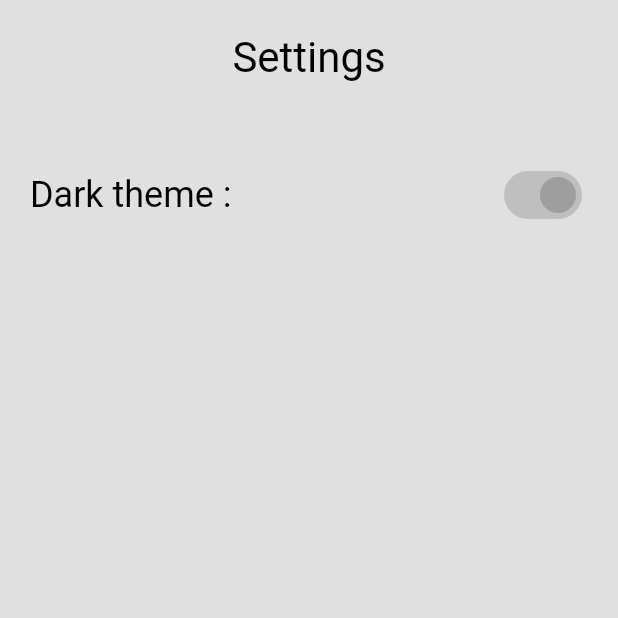
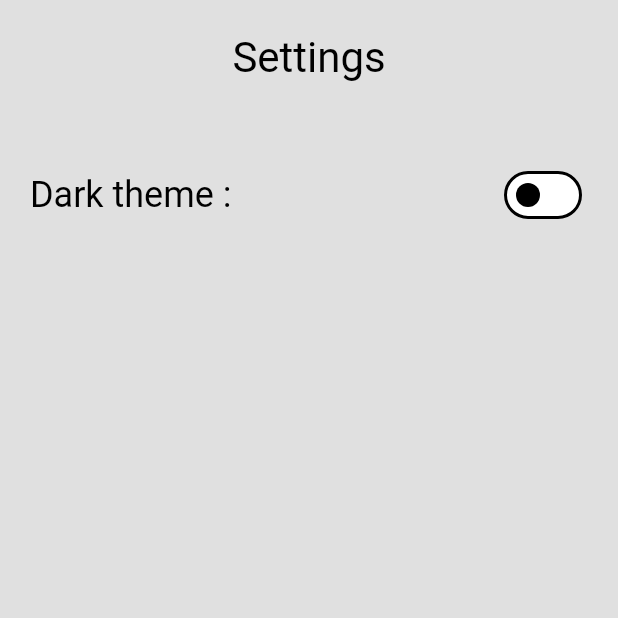
Before and after one commit to anishh2003/music_player_bloc, a Flutter app: the screen it shows after launch, in the side drawer, after a tap on "Settings", on a phone screen of 412 x 824 dp, the top half of it. Run offline on Flutter 3.47's test engine with Material 3 defaults, Android fonts, the phone set to English and light mode, and no system bars; our stand-ins replace bloc, flutter_bloc.

Commit message:
The theme is changed with Cubit

```diff
--- /dev/null
+++ b/lib/cubit/theme_cubit.dart
@@ -0,0 +1,12 @@
+import 'package:bloc/bloc.dart';
+import 'package:meta/meta.dart';
+
+part 'theme_state.dart';
+
+class ThemeCubit extends Cubit<bool> {
+  ThemeCubit() : super(false);
+
+  void changeTheme() {
+    emit(!state);
+  }
+}
--- /dev/null
+++ b/lib/cubit/theme_state.dart
@@ -0,0 +1,6 @@
+part of 'theme_cubit.dart';
+
+@immutable
+sealed class ThemeState {}
+
+final class ThemeInitial extends ThemeState {}
--- a/lib/main.dart
+++ b/lib/main.dart
@@ -1,4 +1,6 @@
 import 'package:flutter/material.dart';
+import 'package:flutter_bloc/flutter_bloc.dart';
+import 'package:music_player/cubit/theme_cubit.dart';
 import 'package:music_player/song_page.dart';
 import 'package:music_player/theme/dart_theme.dart';
 import 'package:music_player/theme/light_theme.dart';
@@ -12,11 +14,19 @@ class MyApp extends StatelessWidget {
 
   @override
   Widget build(BuildContext context) {
-    return MaterialApp(
-      theme: lighTheme,
-      darkTheme: darkTheme,
-      debugShowCheckedModeBanner: false,
-      home: const SongPage(),
+    return BlocProvider(
+      create: (context) => ThemeCubit(),
+      child: BlocBuilder<ThemeCubit, bool>(
+        builder: (context, state) {
+          return MaterialApp(
+            theme: lighTheme,
+            darkTheme: darkTheme,
+            themeMode: state == false ? ThemeMode.light : ThemeMode.dark,
+            debugShowCheckedModeBanner: false,
+            home: const SongPage(),
+          );
+        },
+      ),
     );
   }
 }
--- a/lib/neu_box.dart
+++ b/lib/neu_box.dart
@@ -1,4 +1,6 @@
 import 'package:flutter/material.dart';
+import 'package:flutter_bloc/flutter_bloc.dart';
+import 'package:music_player/cubit/theme_cubit.dart';
 
 class NeuBox extends StatelessWidget {
   final Widget? child;
@@ -6,6 +8,8 @@ class NeuBox extends StatelessWidget {
 
   @override
   Widget build(BuildContext context) {
+    return BlocBuilder<ThemeCubit, bool>(
+      builder: (context, state) {
         return Container(
           padding: const EdgeInsets.all(8),
           decoration: BoxDecoration(
@@ -14,20 +18,24 @@ class NeuBox extends StatelessWidget {
             boxShadow: [
               // darker shadow on the bottom right
               BoxShadow(
-            color: Theme.of(context).colorScheme.primary,
+                color: state == false
+                    ? Colors.black
+                    : Theme.of(context).colorScheme.secondary,
                 blurRadius: 15,
-            offset: const Offset(5, 5),
+                offset: const Offset(4, 4),
               ),
 
               // lighter shadow on the top left
-          const BoxShadow(
-            color: Colors.white,
+              BoxShadow(
+                color: state == false ? Colors.white : Colors.black,
                 blurRadius: 15,
-            offset: Offset(-5, -5),
+                offset: const Offset(-4, -4),
               ),
             ],
           ),
           child: Center(child: child),
         );
+      },
+    );
   }
 }
--- a/lib/screens/settings_page.dart
+++ b/lib/screens/settings_page.dart
@@ -1,4 +1,6 @@
 import 'package:flutter/material.dart';
+import 'package:flutter_bloc/flutter_bloc.dart';
+import 'package:music_player/cubit/theme_cubit.dart';
 
 class SettingsPage extends StatefulWidget {
   const SettingsPage({super.key});
@@ -10,8 +12,7 @@ class SettingsPage extends StatefulWidget {
 class _SettingsPageState extends State<SettingsPage> {
   @override
   Widget build(BuildContext context) {
-    // var darkThemetoggleValue = ref.watch(usersSettingsProvider);
-    // var darkTheme = ref.watch(darkThemeProvider);
+    var darkThemeCubit = BlocProvider.of<ThemeCubit>(context);
     return Scaffold(
       backgroundColor: Theme.of(context).colorScheme.background,
       body: Padding(
@@ -45,16 +46,17 @@ class _SettingsPageState extends State<SettingsPage> {
                   "Dark theme : ",
                   style: Theme.of(context).textTheme.headlineSmall,
                 ),
-                Switch(
-                  // This bool value toggles the switch.
-                  value: true, //darkTheme,
+                BlocBuilder<ThemeCubit, bool>(
+                  builder: (context, state) {
+                    return Switch(
+                      // This bool value toggles the switch.
+                      value: state,
 
-                  activeColor: Theme.of(context).colorScheme.primary,
-                  onChanged: (bool value) async {
-                    // ref
-                    //     .read(darkThemeProvider.notifier)
-                    //     .update((state) => value);
-                    // await darkThemetoggleValue.setUsersThemeSettings(value);
+                      activeColor: Theme.of(context).colorScheme.primary,
+                      onChanged: (bool value) {
+                        darkThemeCubit.changeTheme();
+                      },
+                    );
                   },
                 ),
               ],
--- a/pubspec.yaml
+++ b/pubspec.yaml
@@ -11,6 +11,7 @@ dependencies:
     sdk: flutter
 
   cupertino_icons: ^1.0.2
+  flutter_bloc: ^8.1.4
 
 dev_dependencies:
   flutter_test:
```
Also changed, not shown: pubspec.lock. Lines whose indentation alone changed are shown as unchanged.
